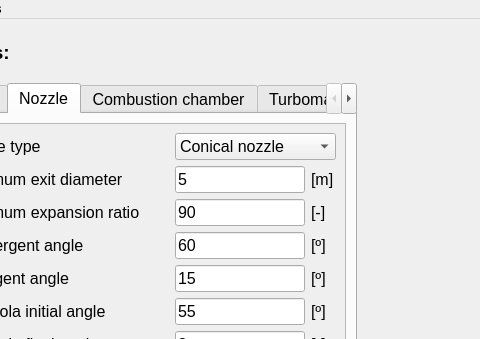
Before: the Qt Designer form GUI.ui in casruks/CDP-LRE-Integrated-Design-Model, drawn with Qt 5; both pictures show x 84 to 564 and y 0 to 339 of the 1316 by 668 pixel window.
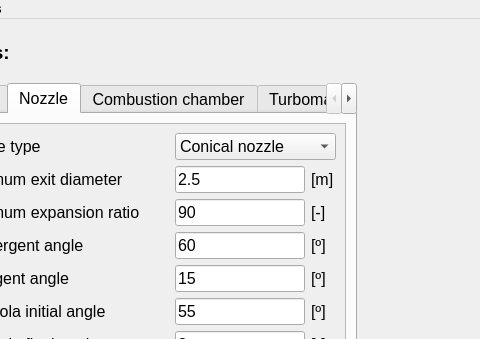
After: the same form once the commit is applied. Icons and pictures are not drawn. Custom widgets are drawn as their Qt base class.

Commit message: default value update

The edit to the form file:
```diff
--- a/GUI.ui
+++ b/GUI.ui
@@ -467,7 +467,7 @@
               <item row="1" column="1">
                <widget class="QLineEdit" name="line_De_max">
                 <property name="text">
-                 <string>5</string>
+                 <string>2.5</string>
                 </property>
                </widget>
               </item>
```
The commit also changes 1 other file.
